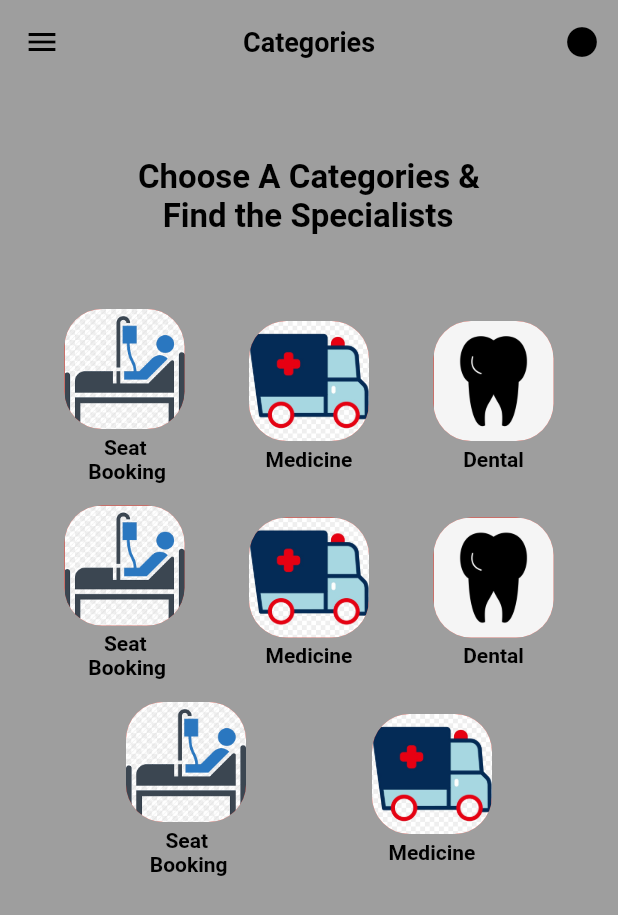
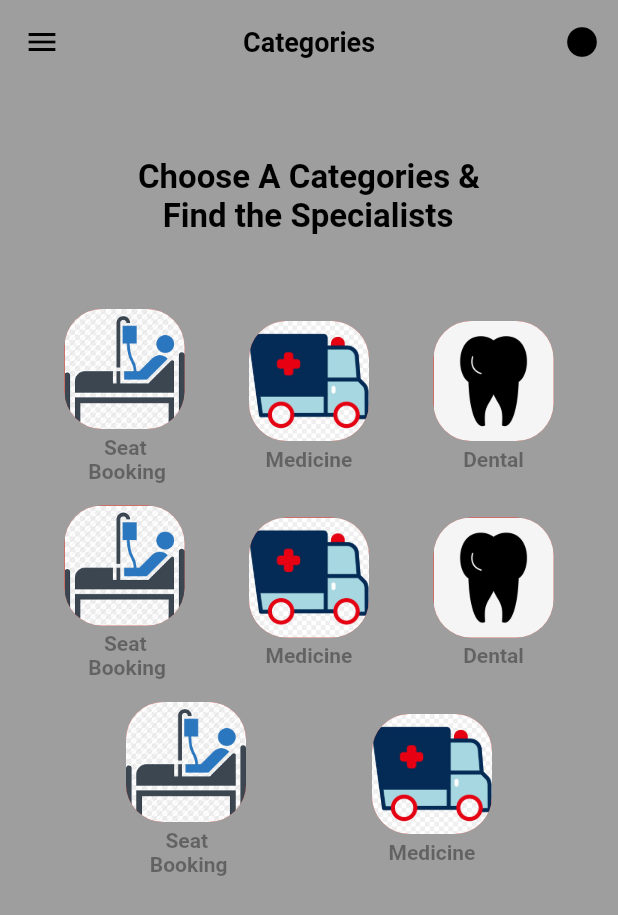
Before and after one commit to abuniaz/Health-Care, a Flutter app: the HomeTwo screen opened directly, on a phone screen of 412 x 824 dp. Shown: the top 915 px of the screen. Run offline on Flutter 3.47's test engine with Material 2 defaults, Android fonts, the phone set to English and light mode, and no system bars.

Commit message:
Update row_with_fea_One.dart

```diff
--- a/health_care/lib/Start_Page/row_with_fea_One.dart
+++ b/health_care/lib/Start_Page/row_with_fea_One.dart
@@ -11,18 +11,21 @@ class RowWithFeatureOne extends StatelessWidget {
       children: [
         Row(
           mainAxisAlignment: MainAxisAlignment.spaceEvenly,
-          children: const [
+          children: [
             Feature(
               name: '    Seat\n Booking',
               img: 'images/bed.png',
+              press: () {},
             ),
             Feature(
               name: 'Medicine',
               img: 'images/medi2.jpg',
+              press: () {},
             ),
             Feature(
               name: 'Dental',
               img: 'images/den.jpg',
+              press: () {},
             )
           ],
         ),
@@ -31,18 +34,21 @@ class RowWithFeatureOne extends StatelessWidget {
         ),
         Row(
           mainAxisAlignment: MainAxisAlignment.spaceEvenly,
-          children: const [
+          children: [
             Feature(
               name: '    Seat\n Booking',
               img: 'images/bed.png',
+              press: () {},
             ),
             Feature(
               name: 'Medicine',
               img: 'images/medi2.jpg',
+              press: () {},
             ),
             Feature(
               name: 'Dental',
               img: 'images/den.jpg',
+              press: () {},
             )
           ],
         ),
@@ -51,14 +57,16 @@ class RowWithFeatureOne extends StatelessWidget {
         ),
         Row(
           mainAxisAlignment: MainAxisAlignment.spaceEvenly,
-          children: const [
+          children: [
             Feature(
               name: '    Seat\n Booking',
               img: 'images/bed.png',
+              press: () {},
             ),
             Feature(
               name: 'Medicine',
               img: 'images/medi2.jpg',
+              press: () {},
             ),
           ],
         ),
@@ -68,16 +76,21 @@ class RowWithFeatureOne extends StatelessWidget {
 }
 
 class Feature extends StatelessWidget {
-  const Feature({
+  Feature({
     Key? key,
     required this.name,
     required this.img,
+    required this.press,
   }) : super(key: key);
   final String name;
   final String img;
+
+  void Function() press;
   @override
   Widget build(BuildContext context) {
-    return Column(
+    return GestureDetector(
+      onTap: press,
+      child: Column(
         children: [
           Container(
             height: 80,
@@ -97,10 +110,11 @@ class Feature extends StatelessWidget {
           ),
           Text(
             name,
-          style:
-              const TextStyle(fontWeight: FontWeight.bold, color: Colors.black),
+            style: const TextStyle(
+                fontWeight: FontWeight.bold, color: Colors.black38),
           )
         ],
+      ),
     );
   }
 }
```
Lines whose indentation alone changed are shown as unchanged.
